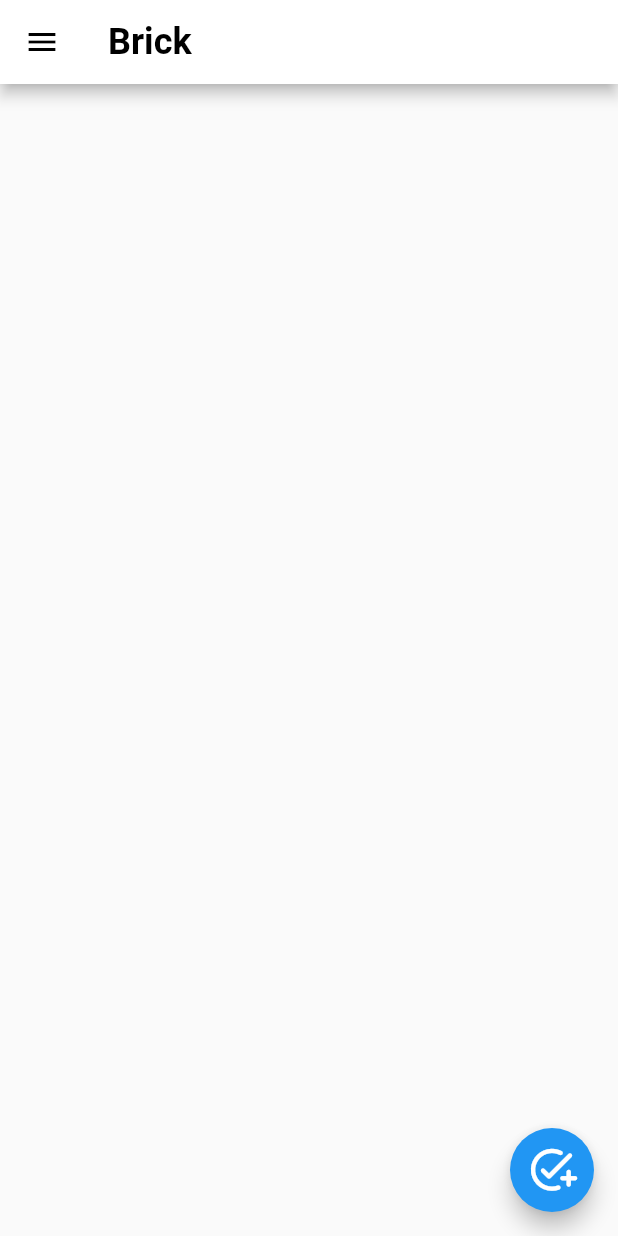
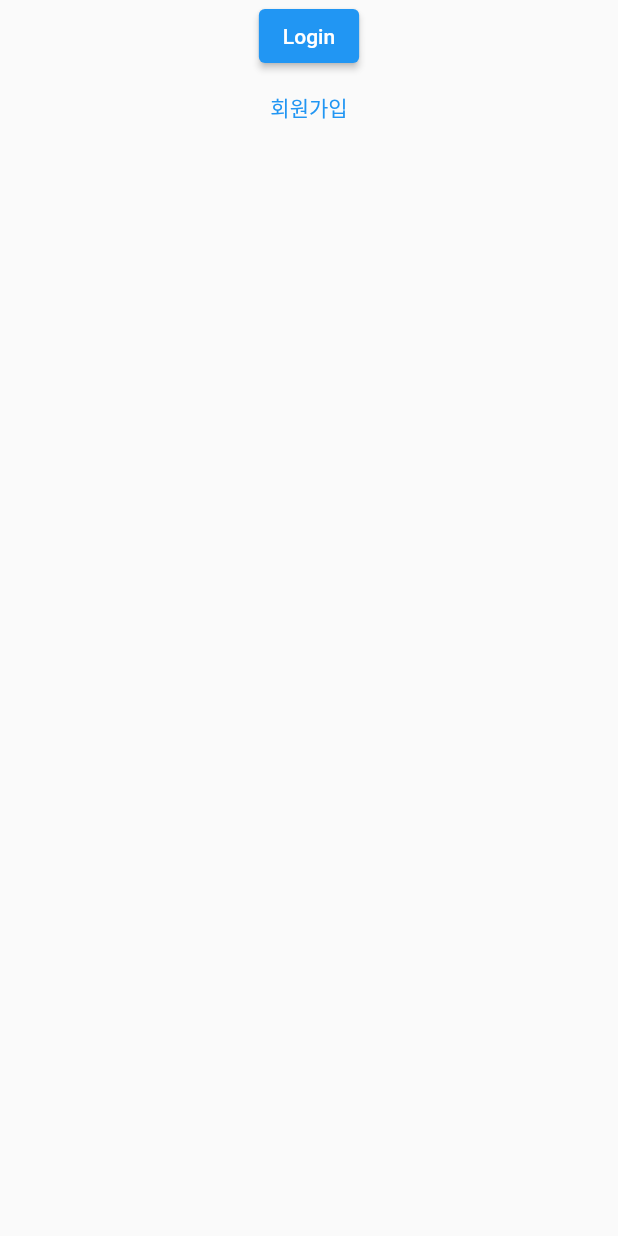
Before and after one commit to imimtu/Brick-Front, a Flutter app: the screen it shows after launch, on a phone screen of 412 x 824 dp. Run offline on Flutter 3.47's test engine with Material 2 defaults, Android fonts, the phone set to English and light mode, and no system bars; our stand-ins replace flutter_dotenv; missing offline and left inert: just_util.

Commit message:
task. [Presentation/Auth] Login & SignUp 화면 통해서 Home화면 진입 하도록 수정

```diff
--- /dev/null
+++ b/lib/src/app/pages/login/login.dart
@@ -0,0 +1,40 @@
+import 'package:brick/src/app/pages/pages.dart';
+import 'package:brick/src/app/pages/signup/signup.dart';
+import 'package:flutter/material.dart';
+
+class Login extends StatefulWidget {
+  static String path = "/login";
+
+  const Login({super.key});
+
+  @override
+  State<Login> createState() => _LoginState();
+}
+
+class _LoginState extends State<Login> {
+  @override
+  Widget build(BuildContext context) {
+    return SafeArea(
+      child: Scaffold(
+        body: Center(
+          child: Column(
+            children: [
+              ElevatedButton(
+                onPressed: () {
+                  Navigator.pushNamed(context, Home.path);
+                },
+                child: const Text("Login"),
+              ),
+              TextButton(
+                onPressed: () {
+                  Navigator.pushNamed(context, SignUp.path);
+                },
+                child: const Text("회원가입"),
+              ),
+            ],
+          ),
+        ),
+      ),
+    );
+  }
+}
--- a/lib/src/app/pages/pages.dart
+++ b/lib/src/app/pages/pages.dart
@@ -1,3 +1,5 @@
+import 'package:brick/src/app/pages/login/login.dart';
+import 'package:brick/src/app/pages/signup/signup.dart';
 import 'package:flutter/material.dart';
 
 import 'package:brick/src/app/pages/home/home.dart';
@@ -13,6 +15,12 @@ Map<String, Widget Function(BuildContext)> routes = {
   Splash.path: (context) {
     return const Splash();
   },
+  Login.path: (context) {
+    return const Login();
+  },
+  SignUp.path: (context) {
+    return const SignUp();
+  },
   Home.path: (context) {
     return const Home();
   },
```
Also changed, not shown: lib/src/app/pages/signup/signup.dart (added, +33 -0 lines), lib/src/app/pages/splash/splash.dart (+13 -3 lines).
